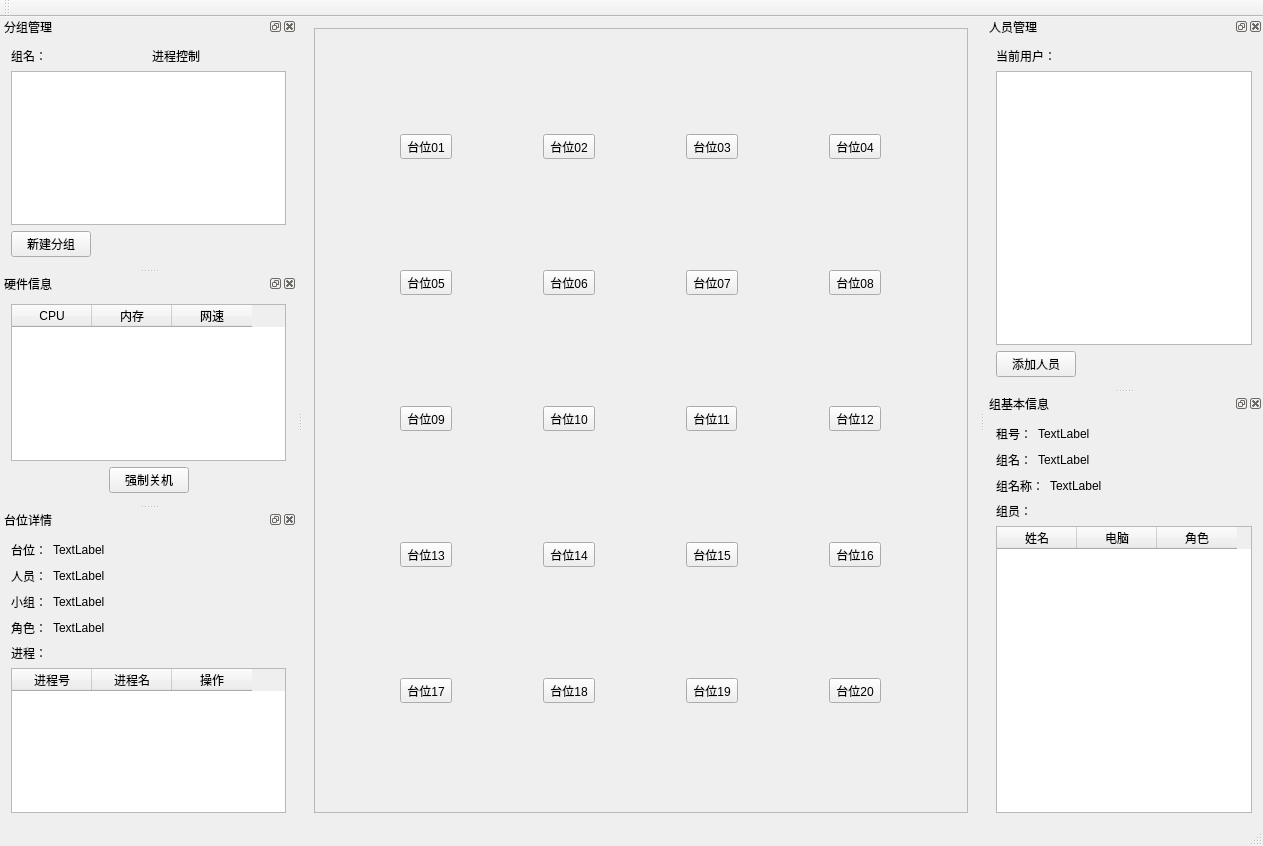
backto25/Stone, file mainwindow.ui: the form before one commit.
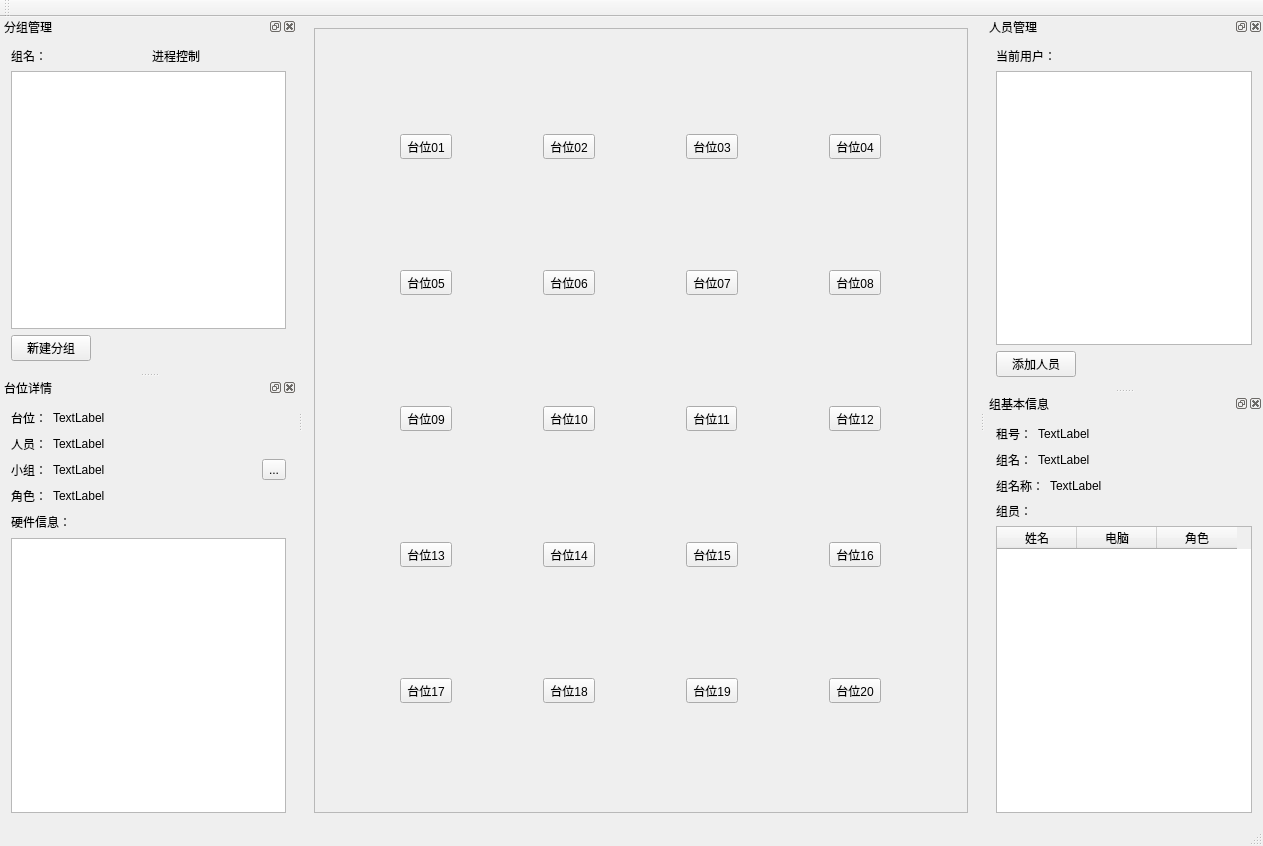
The form after the commit. Icons and pictures are not drawn.

```diff
--- a/mainwindow.ui
+++ b/mainwindow.ui
@@ -587,77 +587,6 @@
     </layout>
    </widget>
   </widget>
-  <widget class="QDockWidget" name="dockWidgetPc">
-   <property name="windowTitle">
-    <string>硬件信息</string>
-   </property>
-   <attribute name="dockWidgetArea">
-    <number>1</number>
-   </attribute>
-   <widget class="QWidget" name="dockWidgetContents_2">
-    <layout class="QGridLayout" name="gridLayout_5">
-     <item row="0" column="0">
-      <widget class="QTableWidget" name="tableWidget_3">
-       <attribute name="horizontalHeaderDefaultSectionSize">
-        <number>80</number>
-       </attribute>
-       <column>
-        <property name="text">
-         <string>CPU</string>
-        </property>
-       </column>
-       <column>
-        <property name="text">
-         <string>内存</string>
-        </property>
-       </column>
-       <column>
-        <property name="text">
-         <string>网速</string>
-        </property>
-       </column>
-      </widget>
-     </item>
-     <item row="1" column="0">
-      <layout class="QHBoxLayout" name="horizontalLayout_9">
-       <item>
-        <spacer name="horizontalSpacer_3">
-         <property name="orientation">
-          <enum>Qt::Horizontal</enum>
-         </property>
-         <property name="sizeHint" stdset="0">
-          <size>
-           <width>40</width>
-           <height>20</height>
-          </size>
-         </property>
-        </spacer>
-       </item>
-       <item>
-        <widget class="QPushButton" name="pushButton_2">
-         <property name="text">
-          <string>强制关机</string>
-         </property>
-        </widget>
-       </item>
-       <item>
-        <spacer name="horizontalSpacer_7">
-         <property name="orientation">
-          <enum>Qt::Horizontal</enum>
-         </property>
-         <property name="sizeHint" stdset="0">
-          <size>
-           <width>40</width>
-           <height>20</height>
-          </size>
-         </property>
-        </spacer>
-       </item>
-      </layout>
-     </item>
-    </layout>
-   </widget>
-  </widget>
   <widget class="QDockWidget" name="dockWidgetGroupInfo">
    <property name="windowTitle">
     <string>组基本信息</string>
@@ -837,6 +766,23 @@
        </item>
       </layout>
      </item>
+     <item row="0" column="1" rowspan="5">
+      <widget class="QToolButton" name="toolButton">
+       <property name="text">
+        <string>...</string>
+       </property>
+       <property name="icon">
+        <iconset resource="resource/resource.qrc">
+         <normaloff>:/shutdown03.jpg</normaloff>:/shutdown03.jpg</iconset>
+       </property>
+       <property name="iconSize">
+        <size>
+         <width>130</width>
+         <height>130</height>
+        </size>
+       </property>
+      </widget>
+     </item>
      <item row="1" column="0">
       <layout class="QHBoxLayout" name="horizontalLayout_6">
        <item>
@@ -922,7 +868,7 @@
          </property>
          <property name="sizeHint" stdset="0">
           <size>
-           <width>40</width>
+           <width>28</width>
            <height>20</height>
           </size>
          </property>
@@ -931,33 +877,31 @@
       </layout>
      </item>
      <item row="4" column="0">
-      <widget class="QLabel" name="label_17">
-       <property name="text">
-        <string>进程：</string>
-       </property>
-      </widget>
+      <layout class="QHBoxLayout" name="horizontalLayout_10">
+       <item>
+        <widget class="QLabel" name="label_17">
+         <property name="text">
+          <string>硬件信息：</string>
+         </property>
+        </widget>
+       </item>
+       <item>
+        <spacer name="horizontalSpacer_11">
+         <property name="orientation">
+          <enum>Qt::Horizontal</enum>
+         </property>
+         <property name="sizeHint" stdset="0">
+          <size>
+           <width>40</width>
+           <height>20</height>
+          </size>
+         </property>
+        </spacer>
+       </item>
+      </layout>
      </item>
-     <item row="5" column="0">
-      <widget class="QTableWidget" name="tableWidget_2">
-       <attribute name="horizontalHeaderDefaultSectionSize">
-        <number>80</number>
-       </attribute>
-       <column>
-        <property name="text">
-         <string>进程号</string>
-        </property>
-       </column>
-       <column>
-        <property name="text">
-         <string>进程名</string>
-        </property>
-       </column>
-       <column>
-        <property name="text">
-         <string>操作</string>
-        </property>
-       </column>
-      </widget>
+     <item row="5" column="0" colspan="2">
+      <widget class="QListWidget" name="listWidget"/>
      </item>
     </layout>
    </widget>
```
